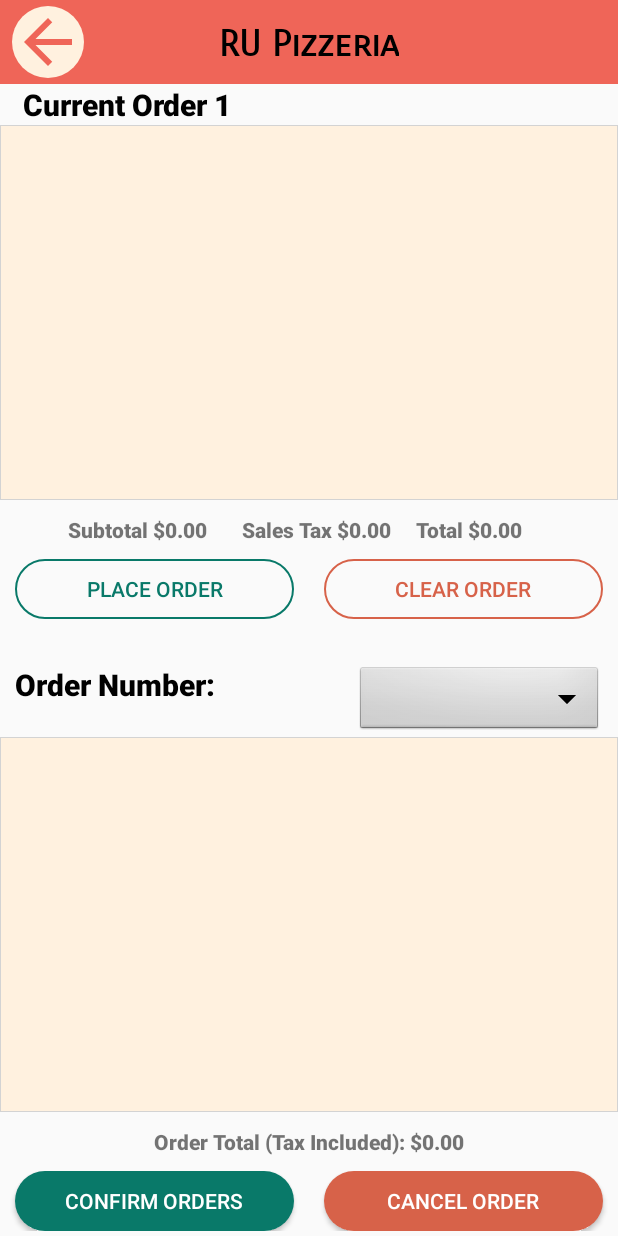
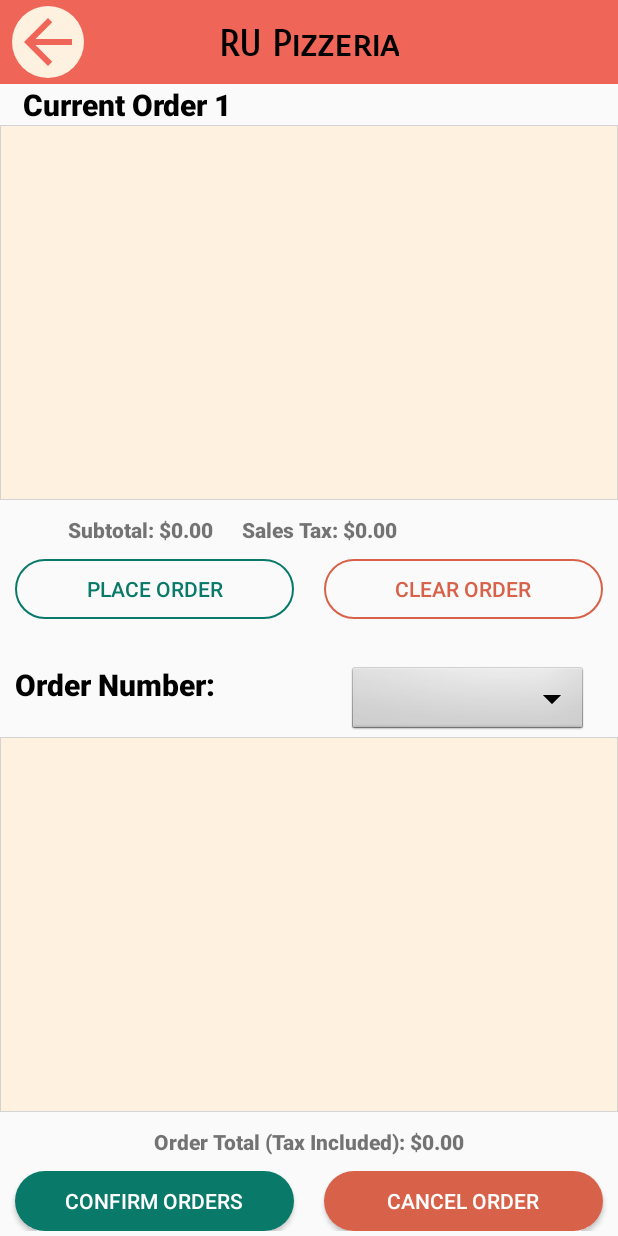
Before and after one commit to jasonord2004/Project5-Android-Studio, an Android app: the OrderActivity screen opened directly, with no data from a screen before it, on a phone screen of 412 x 824 dp. Run offline under Robolectric (Android 15) with nearby library versions, the phone set to English and light mode, and no system bars; 1 statement that could not run was skipped.

Commit message:
Order Stuff

```diff
--- a/app/src/main/java/com/example/myapplication/OrderActivity.java
+++ b/app/src/main/java/com/example/myapplication/OrderActivity.java
@@ -8,7 +8,9 @@ import android.widget.AdapterView;
 import android.widget.Button;
 import android.widget.ImageButton;
 import android.widget.ListView;
+import android.widget.Spinner;
 import android.widget.TextView;
+import android.widget.Toast;
 
 import androidx.activity.EdgeToEdge;
 import androidx.appcompat.app.AppCompatActivity;
@@ -63,6 +65,8 @@ public class OrderActivity extends AppCompatActivity {
 
     private ArrayList<Order> orders;
 
+    private Spinner orderNumberBox;
+
     @Override
     protected void onCreate(Bundle savedInstanceState) {
         super.onCreate(savedInstanceState);
@@ -80,7 +84,10 @@ public class OrderActivity extends AppCompatActivity {
 
         orders = OrdersList.get().getOrders();
         pizzas = PizzasList.get().getPizzas();
-        if (orders.isEmpty()) number = 1;
+        if (orders.isEmpty()){
+            number = 1;
+            defaultCurrentOrderDisplay();
+        }
         String currentOrderNumberDisplay = "Current Order " + number;
         currentOrder.setText(currentOrderNumberDisplay);
         pizzaImages = new ArrayList<Integer>();
@@ -97,7 +104,7 @@ public class OrderActivity extends AppCompatActivity {
                         .setPositiveButton("Yes", new DialogInterface.OnClickListener() {
                             @Override
                             public void onClick(DialogInterface dialog, int which) {
-                                pizzas.remove(position);
+                                price -= pizzas.remove(position).price();
                                 customListAdapter.notifyDataSetChanged();
                                 setSubTotal();
                                 setTax();
@@ -129,10 +136,12 @@ public class OrderActivity extends AppCompatActivity {
             String currentOrderDisplay = "Current Order " + number;
             currentOrder.setText(currentOrderDisplay);
 
+            Toast toast = Toast.makeText(getApplicationContext(), "Order placed!", Toast.LENGTH_SHORT);
+            toast.show();
         } else{
             new AlertDialog.Builder(OrderActivity.this)
-            .setTitle("Add pizzas to your order!")
-                    .setPositiveButton("Okay", new DialogInterface.OnClickListener() {
+            .setTitle("There are no pizzas to order!")
+                    .setPositiveButton("OK", new DialogInterface.OnClickListener() {
                         @Override
                         public void onClick(DialogInterface dialog, int which) {
                             dialog.dismiss();
@@ -147,7 +156,7 @@ public class OrderActivity extends AppCompatActivity {
         String salesTaxDisplay = "Sales Tax: $0.00";
         salesTax.setText(salesTaxDisplay);
         String totalDisplay = "Total: $0.00";
-
+        total.setText(salesTaxDisplay);
         customListAdapter.notifyDataSetChanged();
     }
     private void defaultCurrentOrderDisplay(){
--- a/app/src/main/res/layout/orders_view.xml
+++ b/app/src/main/res/layout/orders_view.xml
@@ -88,24 +88,21 @@
                 android:layout_width="0dp"
                 android:layout_height="wrap_content"
                 android:layout_weight="1"
-                android:fontFamily="sans-serif-black"
-                android:text="@string/subtotalString" />
+                android:fontFamily="sans-serif-black" />
 
             <TextView
                 android:id="@+id/salesTax"
                 android:layout_width="0dp"
                 android:layout_height="wrap_content"
                 android:layout_weight="1"
-                android:fontFamily="sans-serif-black"
-                android:text="@string/salesTaxString" />
+                android:fontFamily="sans-serif-black" />
 
             <TextView
                 android:id="@+id/total"
                 android:layout_width="0dp"
                 android:layout_height="wrap_content"
                 android:layout_weight="1"
-                android:fontFamily="sans-serif-black"
-                android:text="@string/totalString" />
+                android:fontFamily="sans-serif-black"/>
         </LinearLayout>
 
         <LinearLayout
@@ -162,8 +159,8 @@
                     android:textColor="@color/black"
                     android:fontFamily="sans-serif-black"
                     android:textSize="20sp"
-                    android:text="Order Number:"
-                    android:layout_marginRight="10dp"/>
+                    android:text="@string/orderNumberString"
+                    android:layout_marginEnd="10dp"/>
 
                 <Spinner
                     android:id="@+id/orderNumberBox"
@@ -171,7 +168,8 @@
                     android:layout_height="wrap_content"
                     android:layout_weight="1"
                     android:background="@android:drawable/btn_dropdown"
-                    android:spinnerMode="dropdown"/>
+                    android:spinnerMode="dropdown"
+                    android:layout_marginRight="10dp"/>
             </LinearLayout>
 
             <ListView
--- a/app/src/main/res/values/strings.xml
+++ b/app/src/main/res/values/strings.xml
@@ -45,4 +45,8 @@
     <string name="placeOrderString">Place Order</string>
     <string name="clearOrderString">Clear Order</string>
     <string name="remove_info">(Long press item to remove)</string>
+    <string name="orderNumberString">Order Number:</string>
+    <string-array name="orderNumbers">
+
+    </string-array>
 </resources>
```
